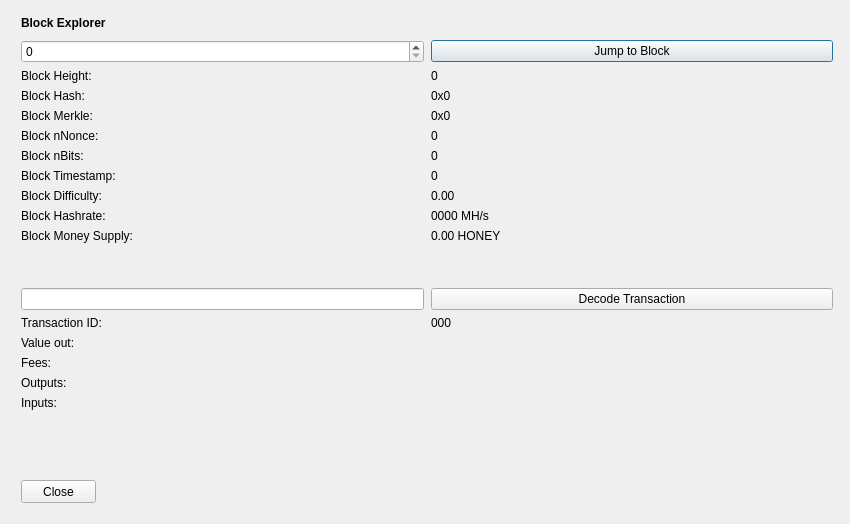
First picture: the form in src/qt/forms/blockbrowser.ui, repository cryptofun/honey, before the edit.
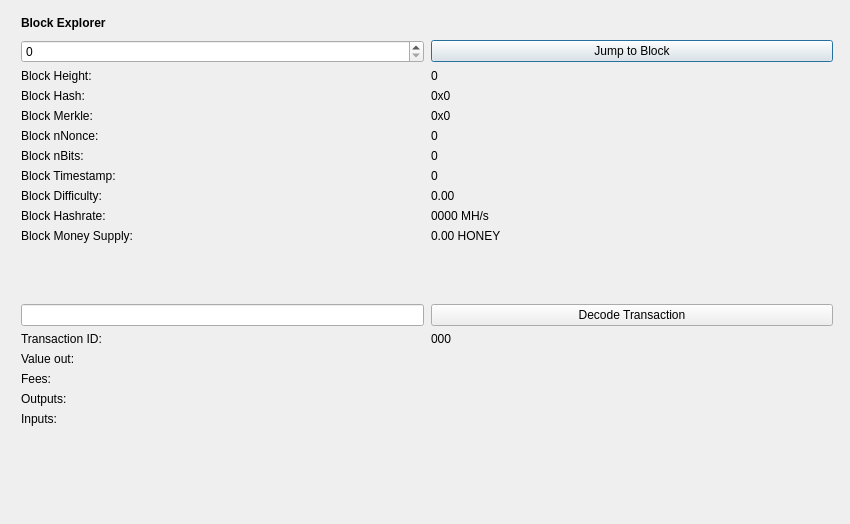
Second picture: the form after the edit.

Diff of the .ui file:
```diff
--- a/src/qt/forms/blockbrowser.ui
+++ b/src/qt/forms/blockbrowser.ui
@@ -105,7 +105,7 @@
         <x>0</x>
         <y>30</y>
         <width>812</width>
-        <height>410</height>
+        <height>441</height>
        </rect>
       </property>
       <layout class="QGridLayout" name="gridLayoutBE" rowstretch="0,0,0,0,0,0,0,0,0,0,0,0,0,0,0,0,0,0,0,0" columnstretch="0,0">
@@ -454,19 +454,6 @@
        </item>
       </layout>
      </widget>
-     <widget class="QPushButton" name="closeButton">
-      <property name="geometry">
-       <rect>
-        <x>0</x>
-        <y>470</y>
-        <width>75</width>
-        <height>23</height>
-       </rect>
-      </property>
-      <property name="text">
-       <string>Close</string>
-      </property>
-     </widget>
     </widget>
    </item>
   </layout>
```
